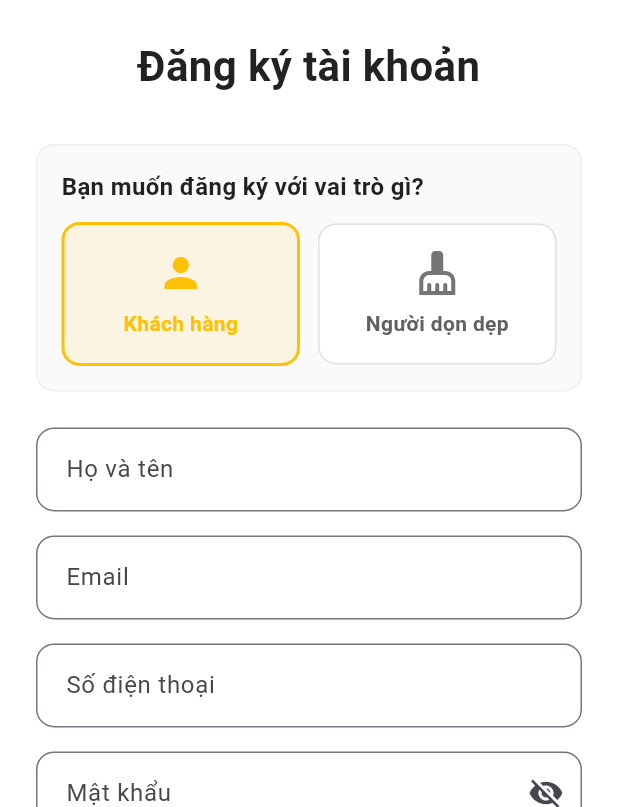
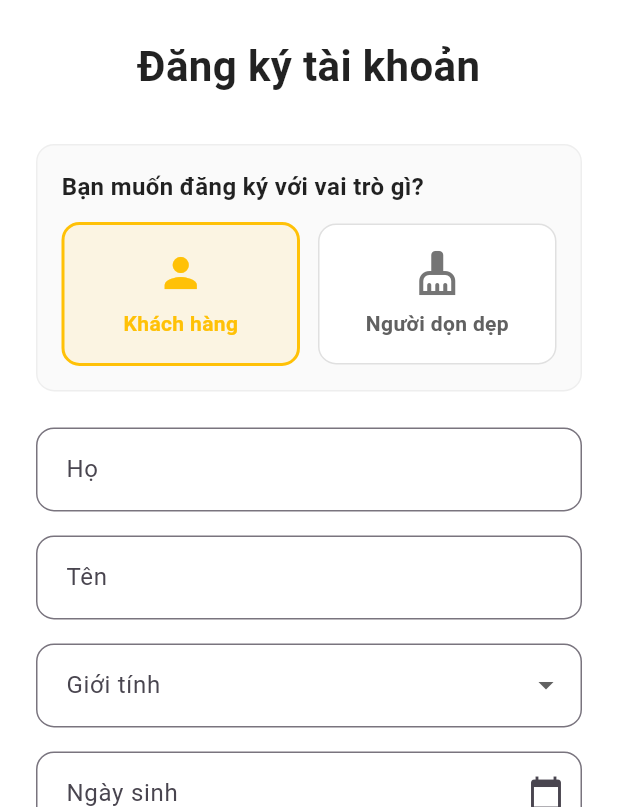
Before and after one commit to hthyen/TidyBee, a Flutter app: the screen it shows after launch, after a tap on "Tạo tài khoản", on a phone screen of 412 x 824 dp, the part 429-1236 px from its top. Run offline on Flutter 3.47's test engine with Material 3 defaults, Android fonts, the phone set to English and light mode, and no system bars; our stand-ins replace carousel_slider, flutter_dotenv, go_router, shared_preferences; network calls fail.

Commit message:
Logic register

```diff
--- a/tidybee_fe_app/lib/features/auth/widgets/register_form.dart
+++ b/tidybee_fe_app/lib/features/auth/widgets/register_form.dart
@@ -1,6 +1,9 @@
 import 'package:flutter/material.dart';
 import 'package:go_router/go_router.dart';
+import 'package:tidybee_fe_app/core/common_widgets/notification_service.dart';
 import 'package:tidybee_fe_app/core/theme/app_colors.dart';
+import 'package:tidybee_fe_app/features/auth/model/user.dart';
+import 'package:tidybee_fe_app/features/auth/services/user_services.dart';
 
 class RegisterForm extends StatefulWidget {
   const RegisterForm({super.key});
@@ -12,19 +15,28 @@ class RegisterForm extends StatefulWidget {
 class _RegisterFormState extends State<RegisterForm> {
   final _formKey = GlobalKey<FormState>();
 
-  String selectedRole = 'CUSTOMER';
   bool showPassword = false;
   bool showConfirmPassword = false;
+  bool isLoading = false;
 
-  final fullNameController = TextEditingController();
+  final firstNameController = TextEditingController();
+  final lastNameController = TextEditingController();
   final emailController = TextEditingController();
   final phoneController = TextEditingController();
   final passwordController = TextEditingController();
   final confirmPasswordController = TextEditingController();
 
+  int selectedRole = 1;
+  String? selectedGender;
+  DateTime? selectedDateOfBirth;
+
+  // Create instance object of RegisterServices
+  final UserServices userServices = UserServices();
+
   @override
   void dispose() {
-    fullNameController.dispose();
+    firstNameController.dispose();
+    lastNameController.dispose();
     emailController.dispose();
     phoneController.dispose();
     passwordController.dispose();
@@ -32,14 +44,50 @@ class _RegisterFormState extends State<RegisterForm> {
     super.dispose();
   }
 
-  // Validate form fields
-  void _validateAndSubmit() {
-    if (_formKey.currentState!.validate()) {
-      // If all fields are valid, proceed with registration logic
-      ScaffoldMessenger.of(
-        context,
-      ).showSnackBar(const SnackBar(content: Text('Đăng ký thành công!')));
-      context.push('/login');
+  // Method register
+  Future<void> handleRegister() async {
+    if (!_formKey.currentState!.validate()) return;
+
+    setState(() {
+      isLoading = true;
+    });
+
+    // Create new object
+    final newUser = {
+      "firstName": firstNameController.text,
+      "lastName": lastNameController.text,
+      "email": emailController.text,
+      "phoneNumber": phoneController.text,
+      "password": passwordController.text,
+      "role": selectedRole,
+      "dateOfBirth": "${selectedDateOfBirth?.toIso8601String()}Z",
+      "gender": selectedGender,
+    };
+
+    try {
+      final User? registeredUser = await userServices.register(newUser);
+
+      // If user leave this screen then stop logic below
+      if (!mounted) return;
+
+      if (registeredUser != null) {
+        NotificationService.showSuccess(context, "Đăng ký thành công!");
+        context.go("/login");
+      } else {
+        NotificationService.showError(
+          context,
+          "Đăng ký thất bại. Vui lòng thử lại.",
+        );
+      }
+    } catch (e) {
+      if (!mounted) return;
+      final message = e.toString().replaceFirst("Exception: ", "");
+
+      NotificationService.showError(context, message);
+    } finally {
+      if (mounted) {
+        setState(() => isLoading = false);
+      }
     }
   }
 
@@ -70,27 +118,29 @@ class _RegisterFormState extends State<RegisterForm> {
                       color: Colors.black87,
                     ),
                   ),
+
                   const SizedBox(height: 12),
+
                   Row(
                     children: [
                       // Customer
                       Expanded(
                         child: GestureDetector(
                           onTap: () {
-                            setState(() => selectedRole = 'CUSTOMER');
+                            setState(() => selectedRole = 1);
                           },
                           child: Container(
                             padding: const EdgeInsets.all(16),
                             decoration: BoxDecoration(
-                              color: selectedRole == 'CUSTOMER'
+                              color: selectedRole == 1
                                   ? AppColors.primary.withValues(alpha: 0.1)
                                   : Colors.white,
                               borderRadius: BorderRadius.circular(12),
                               border: Border.all(
-                                color: selectedRole == 'CUSTOMER'
+                                color: selectedRole == 1
                                     ? AppColors.primary
                                     : Colors.grey[300]!,
-                                width: selectedRole == 'CUSTOMER' ? 2 : 1,
+                                width: selectedRole == 1 ? 2 : 1,
                               ),
                             ),
                             child: Column(
@@ -98,7 +148,7 @@ class _RegisterFormState extends State<RegisterForm> {
                                 Icon(
                                   Icons.person,
                                   size: 32,
-                                  color: selectedRole == 'CUSTOMER'
+                                  color: selectedRole == 1
                                       ? AppColors.primary
                                       : Colors.grey[600],
                                 ),
@@ -108,7 +158,7 @@ class _RegisterFormState extends State<RegisterForm> {
                                   style: TextStyle(
                                     fontSize: 14,
                                     fontWeight: FontWeight.w600,
-                                    color: selectedRole == 'CUSTOMER'
+                                    color: selectedRole == 1
                                         ? AppColors.primary
                                         : Colors.grey[700],
                                   ),
@@ -118,25 +168,27 @@ class _RegisterFormState extends State<RegisterForm> {
                           ),
                         ),
                       ),
+
                       const SizedBox(width: 12),
-                      // Cleaner
+
+                      // Helper
                       Expanded(
                         child: GestureDetector(
                           onTap: () {
-                            setState(() => selectedRole = 'CLEANER');
+                            setState(() => selectedRole = 2);
                           },
                           child: Container(
                             padding: const EdgeInsets.all(16),
                             decoration: BoxDecoration(
-                              color: selectedRole == 'CLEANER'
+                              color: selectedRole == 2
                                   ? AppColors.primary.withValues(alpha: 0.1)
                                   : Colors.white,
                               borderRadius: BorderRadius.circular(12),
                               border: Border.all(
-                                color: selectedRole == 'CLEANER'
+                                color: selectedRole == 2
                                     ? AppColors.primary
                                     : Colors.grey[300]!,
-                                width: selectedRole == 'CLEANER' ? 2 : 1,
+                                width: selectedRole == 2 ? 2 : 1,
                               ),
                             ),
                             child: Column(
@@ -144,17 +196,19 @@ class _RegisterFormState extends State<RegisterForm> {
                                 Icon(
                                   Icons.cleaning_services,
                                   size: 32,
-                                  color: selectedRole == 'CLEANER'
+                                  color: selectedRole == 2
                                       ? AppColors.primary
                                       : Colors.grey[600],
                                 ),
+
                                 const SizedBox(height: 8),
+
                                 Text(
                                   "Người dọn dẹp",
                                   style: TextStyle(
                                     fontSize: 14,
                                     fontWeight: FontWeight.w600,
-                                    color: selectedRole == 'CLEANER'
+                                    color: selectedRole == 2
                                         ? AppColors.primary
                                         : Colors.grey[700],
                                   ),
@@ -175,21 +229,109 @@ class _RegisterFormState extends State<RegisterForm> {
             // Form fields
             Column(
               children: [
+                // First name
                 TextFormField(
-                  controller: fullNameController,
-                  decoration: _inputDecoration("Họ và tên"),
+                  controller: firstNameController,
+                  decoration: _inputDecoration("Họ"),
+                  // Validate
                   validator: (value) {
                     if (value == null || value.isEmpty) {
-                      return "Vui lòng nhập họ và tên";
+                      return "Vui lòng nhập họ";
                     }
                     return null;
                   },
                 ),
+
                 const SizedBox(height: 16),
+
+                // Last name
+                TextFormField(
+                  controller: lastNameController,
+                  decoration: _inputDecoration("Tên"),
+                  // Validate
+                  validator: (value) {
+                    if (value == null || value.isEmpty) {
+                      return "Vui lòng nhập tên";
+                    }
+                    return null;
+                  },
+                ),
+
+                const SizedBox(height: 16),
+
+                // Gender
+                DropdownButtonFormField<String>(
+                  value: selectedGender,
+                  decoration: _inputDecoration("Giới tính"),
+                  items: const [
+                    DropdownMenuItem(value: "Nam", child: Text("Nam")),
+                    DropdownMenuItem(value: "Nữ", child: Text("Nữ")),
+                  ],
+                  onChanged: (value) {
+                    setState(() => selectedGender = value);
+                  },
+                  // Validate
+                  validator: (value) {
+                    if (value == null || value.isEmpty) {
+                      return "Vui lòng chọn giới tính";
+                    }
+                    return null;
+                  },
+                ),
+
+                const SizedBox(height: 16),
+
+                // Birth
+                GestureDetector(
+                  // Open date picker
+                  onTap: () async {
+                    FocusScope.of(context).unfocus(); // Hide keyboard
+                    final DateTime? picked = await showDatePicker(
+                      context: context,
+                      initialDate:
+                          selectedDateOfBirth ?? DateTime(2003), //init date
+                      firstDate: DateTime(1990), //min date
+                      lastDate: DateTime(2005), //max date
+                      locale: const Locale('vi', 'VN'),
+                    );
+
+                    if (picked != null) {
+                      setState(() => selectedDateOfBirth = picked);
+                    }
+                  },
+
+                  child: AbsorbPointer(
+                    child: TextFormField(
+                      decoration: _inputDecoration(
+                        "Ngày sinh",
+                      ).copyWith(suffixIcon: const Icon(Icons.calendar_today)),
+                      // Controller
+                      controller: TextEditingController(
+                        text: selectedDateOfBirth == null
+                            ? ''
+                            : "${selectedDateOfBirth!.day.toString().padLeft(2, '0')}/"
+                                  "${selectedDateOfBirth!.month.toString().padLeft(2, '0')}/"
+                                  "${selectedDateOfBirth!.year}",
+                      ),
+                      // Validate
+                      validator: (value) {
+                        if (selectedDateOfBirth == null) {
+                          return "Vui lòng chọn ngày sinh";
+                        }
+                        return null;
+                      },
+                    ),
+                  ),
+                ),
+
+                const SizedBox(height: 16),
+
+                // Email
                 TextFormField(
                   controller: emailController,
                   decoration: _inputDecoration("Email"),
                   keyboardType: TextInputType.emailAddress,
+                  // Validate
                   validator: (value) {
                     if (value == null || value.isEmpty) {
                       return "Vui lòng nhập email";
@@ -200,11 +342,15 @@ class _RegisterFormState extends State<RegisterForm> {
                     return null;
                   },
                 ),
+
                 const SizedBox(height: 16),
+
+                // Phone
                 TextFormField(
                   controller: phoneController,
                   decoration: _inputDecoration("Số điện thoại"),
                   keyboardType: TextInputType.phone,
+                  // Validate
                   validator: (value) {
                     if (value == null || value.isEmpty) {
                       return "Vui lòng nhập số điện thoại";
@@ -215,7 +361,10 @@ class _RegisterFormState extends State<RegisterForm> {
                     return null;
                   },
                 ),
+
                 const SizedBox(height: 16),
+
+                // Password
                 TextFormField(
                   controller: passwordController,
                   obscureText: !showPassword,
@@ -229,6 +378,7 @@ class _RegisterFormState extends State<RegisterForm> {
                       },
                     ),
                   ),
+                  // Validate
                   validator: (value) {
                     if (value == null || value.isEmpty) {
                       return "Vui lòng nhập mật khẩu";
@@ -239,7 +389,10 @@ class _RegisterFormState extends State<RegisterForm> {
                     return null;
                   },
                 ),
+
                 const SizedBox(height: 16),
+
+                // Confirm password
                 TextFormField(
                   controller: confirmPasswordController,
                   obscureText: !showConfirmPassword,
@@ -257,6 +410,7 @@ class _RegisterFormState extends State<RegisterForm> {
                       },
                     ),
                   ),
+                  // Validate
                   validator: (value) {
                     if (value == null || value.isEmpty) {
                       return "Vui lòng nhập lại mật khẩu";
@@ -276,7 +430,7 @@ class _RegisterFormState extends State<RegisterForm> {
             SizedBox(
               width: double.infinity,
               child: ElevatedButton(
-                onPressed: _validateAndSubmit,
+                onPressed: isLoading ? null : handleRegister,
                 style: ElevatedButton.styleFrom(
                   backgroundColor: AppColors.primary,
                   foregroundColor: Colors.white,
@@ -285,8 +439,8 @@ class _RegisterFormState extends State<RegisterForm> {
                     borderRadius: BorderRadius.circular(12),
                   ),
                 ),
-                child: const Text(
-                  "Đăng ký",
+                child: Text(
+                  isLoading ? "Đang đăng ký..." : "Đăng ký",
                   style: TextStyle(fontSize: 16, fontWeight: FontWeight.w600),
                 ),
               ),
--- a/tidybee_fe_app/lib/main.dart
+++ b/tidybee_fe_app/lib/main.dart
@@ -1,6 +1,7 @@
 import 'package:flutter/material.dart';
 import 'package:flutter_dotenv/flutter_dotenv.dart';
 import 'package:tidybee_fe_app/core/router/app_router.dart';
+import 'package:flutter_localizations/flutter_localizations.dart';
 
 Future<void> main() async {
   // Load .env file
@@ -18,6 +19,16 @@
     return MaterialApp.router(
       debugShowCheckedModeBanner: false,
       routerConfig: AppRouter.router,
+
+      // Translate for Flutter (support for datepicker)
+      localizationsDelegates: const [
+        GlobalMaterialLocalizations.delegate,
+        GlobalWidgetsLocalizations.delegate,
+        GlobalCupertinoLocalizations.delegate,
+      ],
+
+      // Init that what language app will support
+      supportedLocales: const [Locale('en', ''), Locale('vi', '')],
     );
   }
 }
--- a/tidybee_fe_app/pubspec.yaml
+++ b/tidybee_fe_app/pubspec.yaml
@@ -48,6 +48,9 @@ dev_dependencies:
   flutter_test:
     sdk: flutter
 
+  flutter_localizations:
+    sdk: flutter
+
   # The "flutter_lints" package below contains a set of recommended lints to
   # encourage good coding practices. The lint set provided by the package is
   # activated in the `analysis_options.yaml` file located at the root of your
```
Also changed, not shown: tidybee_fe_app/lib/features/auth/services/user_services.dart (+35 -2 lines), tidybee_fe_app/pubspec.lock, 1 other file.
